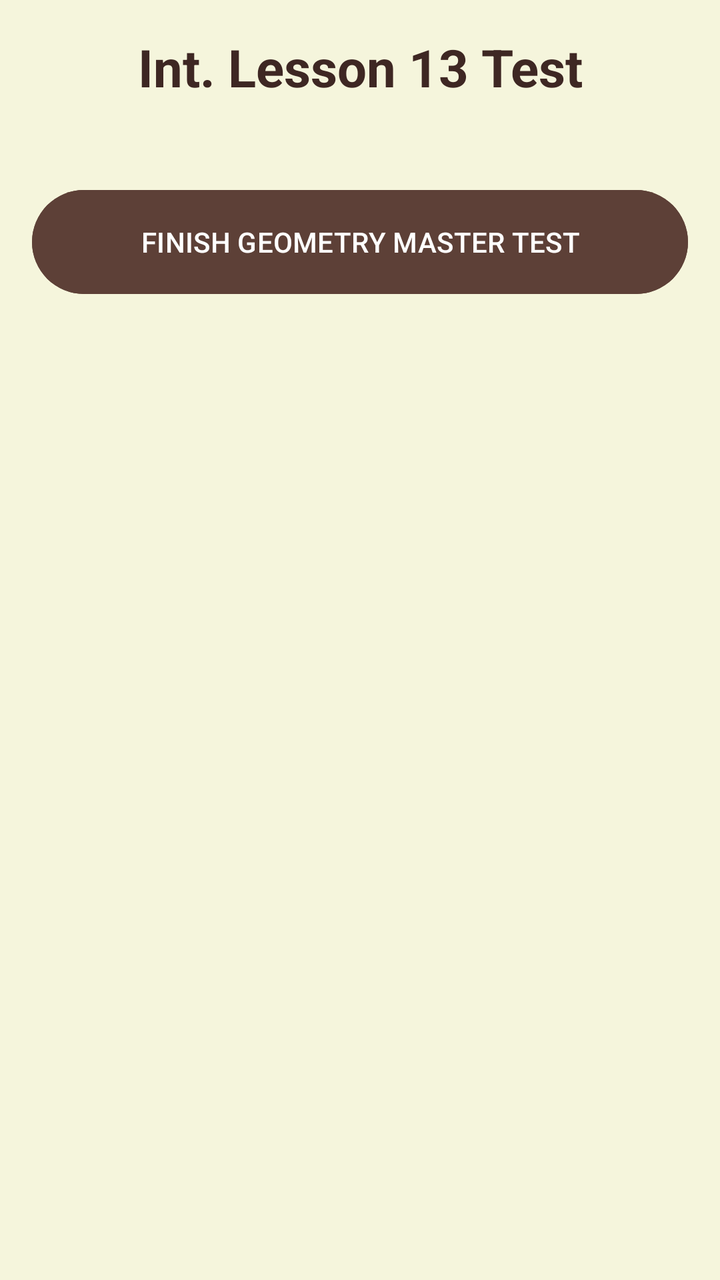
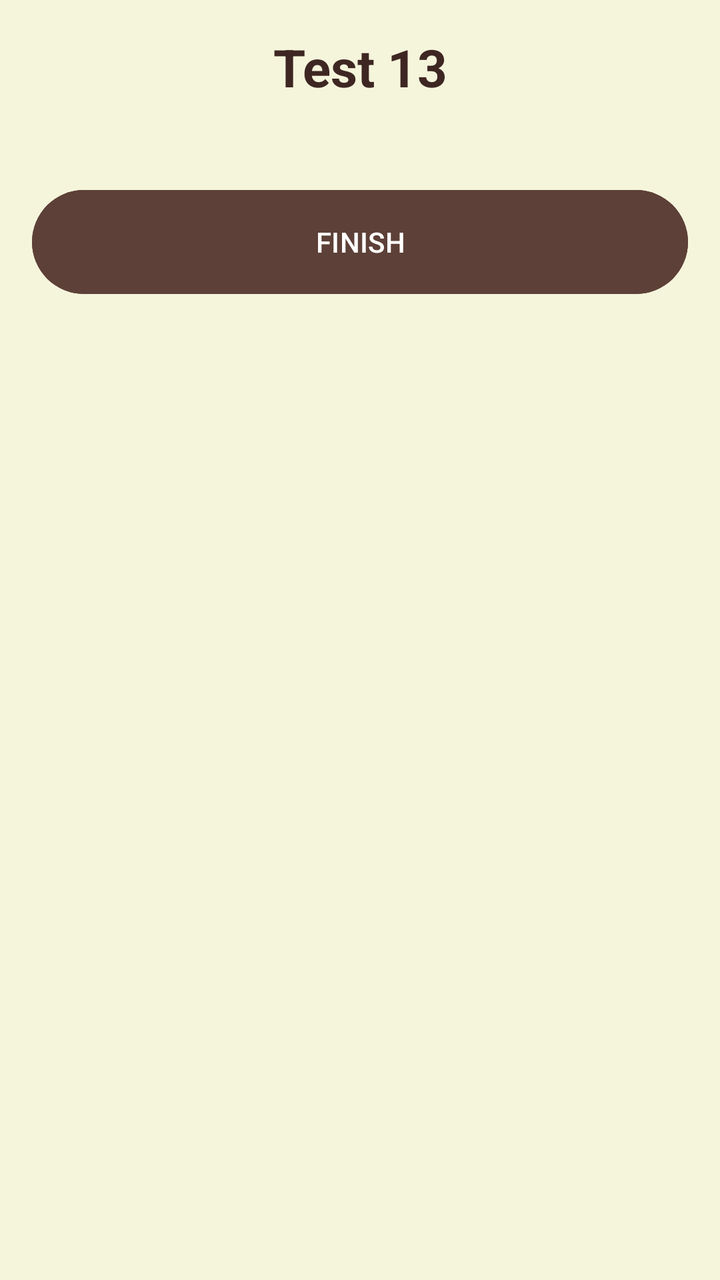

An Android layout rendered at two revisions. The XML below is the earlier revision; the diff shows what the commit changed to produce the second picture.
<!-- AndroidManifest.xml: application theme Theme.OlympMathMentor -->
<!-- res/layout/activity_int_test13.xml -->
<?xml version="1.0" encoding="utf-8"?>
<ScrollView xmlns:android="http://schemas.android.com/apk/res/android"
    android:layout_width="match_parent"
    android:layout_height="match_parent"
    android:background="#F5F5DC"
    android:padding="16dp">

    <LinearLayout
        android:layout_width="match_parent"
        android:layout_height="wrap_content"
        android:orientation="vertical">

        <TextView
            android:layout_width="match_parent"
            android:layout_height="wrap_content"
            android:text="Int. Lesson 13 Test"
            android:textSize="26sp"
            android:textStyle="bold"
            android:textColor="#3E2723"
            android:gravity="center"
            android:layout_marginBottom="20dp"/>

        <LinearLayout
            android:id="@+id/questionsContainer"
            android:layout_width="match_parent"
            android:layout_height="wrap_content"
            android:orientation="vertical" />

        <Button
            android:id="@+id/btnFinish"
            android:layout_width="match_parent"
            android:layout_height="60dp"
            android:text="FINISH GEOMETRY MASTER TEST"
            android:backgroundTint="#5D4037"
            android:textColor="#FFFFFF"
            android:layout_marginTop="20dp"/>

        <LinearLayout
            android:id="@+id/resultLayout"
            android:layout_width="match_parent"
            android:layout_height="wrap_content"
            android:orientation="vertical"
            android:visibility="gone"
            android:gravity="center"
            android:layout_marginTop="20dp">

            <TextView
                android:id="@+id/tvScore"
                android:layout_width="wrap_content"
                android:layout_height="wrap_content"
                android:textSize="24sp"
                android:textColor="#3E2723"
                android:textStyle="bold"/>

            <LinearLayout
                android:id="@+id/medalsLayout"
                android:layout_width="wrap_content"
                android:layout_height="wrap_content"
                android:orientation="horizontal"
                android:layout_margin="10dp"
                android:visibility="gone">

                <ImageView android:id="@+id/medal1" android:layout_width="60dp" android:layout_height="60dp" android:src="@drawable/ic_medal" />
                <ImageView android:id="@+id/medal2" android:layout_width="60dp" android:layout_height="60dp" android:src="@drawable/ic_medal" />
                <ImageView android:id="@+id/medal3" android:layout_width="60dp" android:layout_height="60dp" android:src="@drawable/ic_medal" />

            </LinearLayout>

            <TextView
                android:id="@+id/tvFeedback"
                android:layout_width="match_parent"
                android:layout_height="wrap_content"
                android:gravity="center"
                android:textSize="18sp"
                android:textColor="#D32F2F"
                android:layout_marginBottom="20dp"/>

            <Button
                android:id="@+id/btnNextLesson"
                android:layout_width="match_parent"
                android:layout_height="60dp"
                android:text="Next Lesson"
                android:visibility="gone"
                android:backgroundTint="#2E7D32"
                android:textColor="#FFFFFF"
                android:layout_marginBottom="10dp"/>

            <Button
                android:id="@+id/btnRetry"
                android:layout_width="match_parent"
                android:layout_height="60dp"
                android:text="Retry Test"
                android:backgroundTint="#D32F2F"
                android:textColor="#FFFFFF"/>

        </LinearLayout>
    </LinearLayout>
</ScrollView>
<!-- resources referenced by this layout -->
<resources>
  <!-- drawable ic_medal (drawable) -->
  <vector xmlns:android="http://schemas.android.com/apk/res/android"
      android:width="24dp"
      android:height="24dp"
      android:viewportWidth="24"
      android:viewportHeight="24">
      <path
          android:fillColor="#FFFFFFFF"
          android:pathData="M17,10.43V2H7v8.43c0,0.35 0.18,0.68 0.49,0.86l4.18,2.51l-0.99,2.34l-3.41,0.29l2.59,2.24L8.96,22L12,20.23L15.04,22l-0.9-3.33l2.59,-2.24l-3.41,-0.29l-0.99,-2.34l4.18,-2.51C16.82,11.11 17,10.79 17,10.43zM13,4h2v3h-2V4zM9,4h2v3H9V4z"/>
  </vector>
  <style name="Theme.OlympMathMentor" parent="Base.Theme.OlympMathMentor" />
  <style name="Base.Theme.OlympMathMentor" parent="Theme.Material3.DayNight.NoActionBar">
          
          
      </style>
</resources>

<!-- the commit's change to res/layout/activity_int_test13.xml (unified diff, before → after) -->
@@ -13,7 +13,7 @@
         <TextView
             android:layout_width="match_parent"
             android:layout_height="wrap_content"
-            android:text="Int. Lesson 13 Test"
+            android:text="Test 13"
             android:textSize="26sp"
             android:textStyle="bold"
             android:textColor="#3E2723"
@@ -30,7 +30,7 @@
             android:id="@+id/btnFinish"
             android:layout_width="match_parent"
             android:layout_height="60dp"
-            android:text="FINISH GEOMETRY MASTER TEST"
+            android:text="FINISH"
             android:backgroundTint="#5D4037"
             android:textColor="#FFFFFF"
             android:layout_marginTop="20dp"/>
